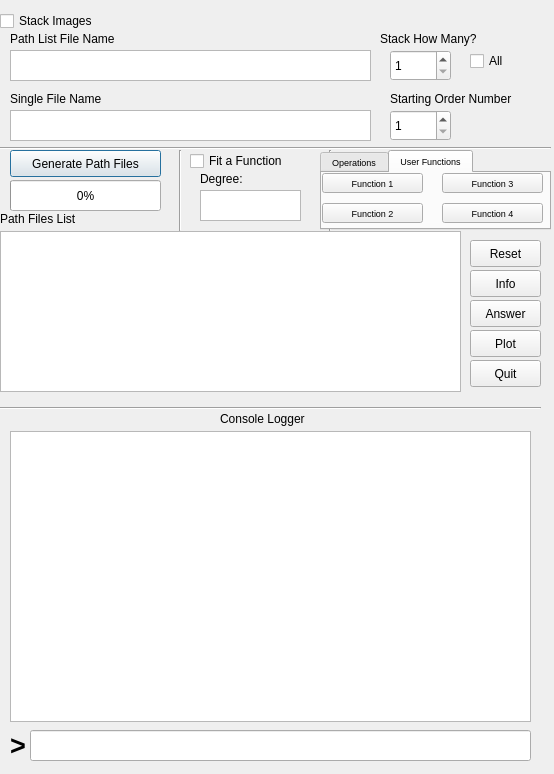
Qt form SecondGui.ui (tboudreaux/PHY-2002) before a commit.
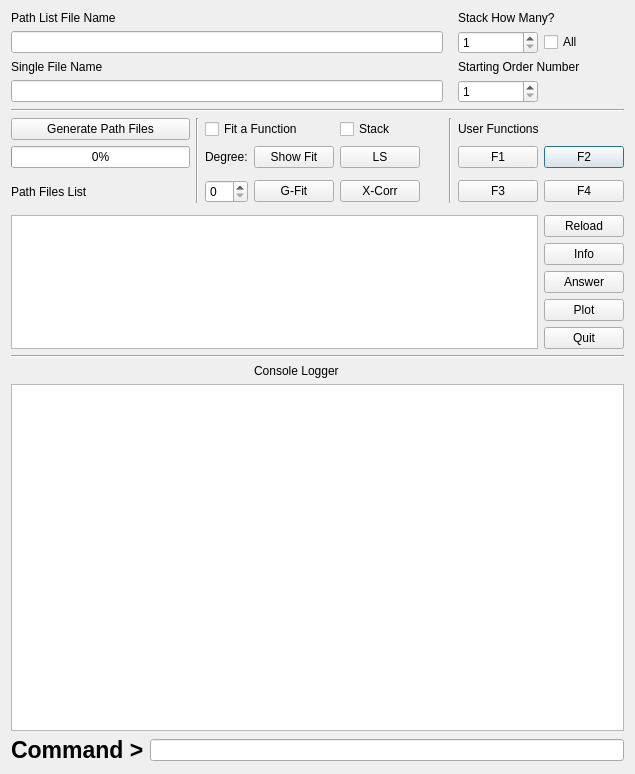
The same form after that commit. The open tabs and pages were chosen to show the change.

Commit message: Signifigant improvements to the UI, converted most of the windows to grid layout so that they can be properly resized, that was a good improvment, have to keep working to get the plots to change size with window size which I don't really know how to do yet, but you know, stuff comes with time

Diff of the .ui file:
```diff
--- a/SecondGui.ui
+++ b/SecondGui.ui
@@ -6,553 +6,288 @@
    <rect>
     <x>0</x>
     <y>0</y>
-    <width>554</width>
+    <width>635</width>
     <height>774</height>
    </rect>
   </property>
   <property name="windowTitle">
    <string>Basic Spectral Plotter</string>
   </property>
-  <widget class="QCheckBox" name="stackIm">
-   <property name="geometry">
-    <rect>
-     <x>0</x>
-     <y>10</y>
-     <width>111</width>
-     <height>22</height>
-    </rect>
-   </property>
-   <property name="text">
-    <string>Stack Images</string>
-   </property>
-  </widget>
-  <widget class="QTextEdit" name="pathListInput">
-   <property name="geometry">
-    <rect>
-     <x>10</x>
-     <y>50</y>
-     <width>361</width>
-     <height>31</height>
-    </rect>
-   </property>
-  </widget>
-  <widget class="QLabel" name="pathListLabel">
-   <property name="geometry">
-    <rect>
-     <x>10</x>
-     <y>30</y>
-     <width>161</width>
-     <height>17</height>
-    </rect>
-   </property>
-   <property name="text">
-    <string>Path List File Name</string>
-   </property>
-  </widget>
-  <widget class="QLabel" name="singleFileLabel">
-   <property name="geometry">
-    <rect>
-     <x>10</x>
-     <y>90</y>
-     <width>121</width>
-     <height>17</height>
-    </rect>
-   </property>
-   <property name="text">
-    <string>Single File Name</string>
-   </property>
-  </widget>
-  <widget class="QTextEdit" name="singleFileInput">
-   <property name="geometry">
-    <rect>
-     <x>10</x>
-     <y>110</y>
-     <width>361</width>
-     <height>31</height>
-    </rect>
-   </property>
-  </widget>
-  <widget class="QSpinBox" name="numStack">
-   <property name="geometry">
-    <rect>
-     <x>390</x>
-     <y>50</y>
-     <width>61</width>
-     <height>31</height>
-    </rect>
-   </property>
-   <property name="minimum">
-    <number>1</number>
-   </property>
-  </widget>
-  <widget class="QCheckBox" name="allStack">
-   <property name="geometry">
-    <rect>
-     <x>470</x>
-     <y>50</y>
-     <width>51</width>
-     <height>22</height>
-    </rect>
-   </property>
-   <property name="text">
-    <string>All</string>
-   </property>
-  </widget>
-  <widget class="QPushButton" name="generatePathFiles">
-   <property name="geometry">
-    <rect>
-     <x>10</x>
-     <y>150</y>
-     <width>151</width>
-     <height>27</height>
-    </rect>
-   </property>
-   <property name="text">
-    <string>Generate Path Files</string>
-   </property>
-  </widget>
-  <widget class="QPushButton" name="quitBut">
-   <property name="geometry">
-    <rect>
-     <x>470</x>
-     <y>360</y>
-     <width>71</width>
-     <height>27</height>
-    </rect>
-   </property>
-   <property name="text">
-    <string>Quit</string>
-   </property>
-  </widget>
-  <widget class="QPushButton" name="plotBut">
-   <property name="geometry">
-    <rect>
-     <x>470</x>
-     <y>330</y>
-     <width>71</width>
-     <height>27</height>
-    </rect>
-   </property>
-   <property name="text">
-    <string>Plot</string>
-   </property>
-  </widget>
-  <widget class="QSpinBox" name="startOrd">
-   <property name="geometry">
-    <rect>
-     <x>390</x>
-     <y>110</y>
-     <width>61</width>
-     <height>31</height>
-    </rect>
-   </property>
-   <property name="minimum">
-    <number>1</number>
-   </property>
-   <property name="maximum">
-    <number>62</number>
-   </property>
-  </widget>
-  <widget class="QLabel" name="label_4">
-   <property name="geometry">
-    <rect>
-     <x>390</x>
-     <y>90</y>
-     <width>161</width>
-     <height>17</height>
-    </rect>
-   </property>
-   <property name="text">
-    <string>Starting Order Number</string>
-   </property>
-  </widget>
-  <widget class="QLabel" name="StackNumberLabel">
-   <property name="geometry">
-    <rect>
-     <x>380</x>
-     <y>30</y>
-     <width>161</width>
-     <height>17</height>
-    </rect>
-   </property>
-   <property name="text">
-    <string>Stack How Many?</string>
-   </property>
-  </widget>
-  <widget class="QProgressBar" name="PathFileProgress">
-   <property name="geometry">
-    <rect>
-     <x>10</x>
-     <y>180</y>
-     <width>151</width>
-     <height>31</height>
-    </rect>
-   </property>
-   <property name="value">
-    <number>0</number>
-   </property>
-  </widget>
-  <widget class="QListWidget" name="listWidget">
-   <property name="geometry">
-    <rect>
-     <x>0</x>
-     <y>231</y>
-     <width>461</width>
-     <height>161</height>
-    </rect>
-   </property>
-  </widget>
-  <widget class="QLabel" name="label">
-   <property name="geometry">
-    <rect>
-     <x>0</x>
-     <y>210</y>
-     <width>111</width>
-     <height>17</height>
-    </rect>
-   </property>
-   <property name="text">
-    <string>Path Files List</string>
-   </property>
-  </widget>
-  <widget class="QCheckBox" name="FunctionFit">
-   <property name="geometry">
-    <rect>
-     <x>190</x>
-     <y>150</y>
-     <width>121</width>
-     <height>22</height>
-    </rect>
-   </property>
-   <property name="text">
-    <string>Fit a Function</string>
-   </property>
-  </widget>
-  <widget class="QPushButton" name="Secret">
-   <property name="geometry">
-    <rect>
-     <x>470</x>
-     <y>300</y>
-     <width>71</width>
-     <height>27</height>
-    </rect>
-   </property>
-   <property name="text">
-    <string>Answer</string>
-   </property>
-  </widget>
-  <widget class="Line" name="line">
-   <property name="geometry">
-    <rect>
-     <x>0</x>
-     <y>140</y>
-     <width>551</width>
-     <height>16</height>
-    </rect>
-   </property>
-   <property name="accessibleName">
-    <string/>
-   </property>
-   <property name="orientation">
-    <enum>Qt::Horizontal</enum>
-   </property>
-  </widget>
-  <widget class="QTextEdit" name="amplitude">
-   <property name="geometry">
-    <rect>
-     <x>200</x>
-     <y>190</y>
-     <width>101</width>
-     <height>31</height>
-    </rect>
-   </property>
-   <property name="toolTip">
-    <string extracomment="Enter the amplitude for the gaussian fit"/>
-   </property>
-   <property name="statusTip">
-    <string extracomment="Amplitude"/>
-   </property>
-   <property name="whatsThis">
-    <string extracomment="Amplitude"/>
-   </property>
-   <property name="accessibleName">
-    <string extracomment="Amplitude"/>
-   </property>
-   <property name="accessibleDescription">
-    <string extracomment="Amplitude"/>
-   </property>
-   <property name="documentTitle">
-    <string extracomment="Amplitude"/>
-   </property>
-  </widget>
-  <widget class="Line" name="line_3">
-   <property name="geometry">
-    <rect>
-     <x>170</x>
-     <y>150</y>
-     <width>20</width>
-     <height>81</height>
-    </rect>
-   </property>
-   <property name="orientation">
-    <enum>Qt::Vertical</enum>
-   </property>
-  </widget>
-  <widget class="QPushButton" name="info">
-   <property name="geometry">
-    <rect>
-     <x>470</x>
-     <y>270</y>
-     <width>71</width>
-     <height>27</height>
-    </rect>
-   </property>
-   <property name="text">
-    <string>Info</string>
-   </property>
-  </widget>
-  <widget class="QLabel" name="label_2">
-   <property name="geometry">
-    <rect>
-     <x>200</x>
-     <y>170</y>
-     <width>91</width>
-     <height>17</height>
-    </rect>
-   </property>
-   <property name="text">
-    <string>Degree:</string>
-   </property>
-  </widget>
-  <widget class="Line" name="line_4">
-   <property name="geometry">
-    <rect>
-     <x>320</x>
-     <y>150</y>
-     <width>20</width>
-     <height>81</height>
-    </rect>
-   </property>
-   <property name="orientation">
-    <enum>Qt::Vertical</enum>
-   </property>
-  </widget>
-  <widget class="QPushButton" name="Reset">
-   <property name="geometry">
-    <rect>
-     <x>470</x>
-     <y>240</y>
-     <width>71</width>
-     <height>27</height>
-    </rect>
-   </property>
-   <property name="text">
-    <string>Reset</string>
-   </property>
-  </widget>
-  <widget class="Line" name="line_2">
-   <property name="geometry">
-    <rect>
-     <x>-10</x>
-     <y>400</y>
-     <width>551</width>
-     <height>16</height>
-    </rect>
-   </property>
-   <property name="accessibleName">
-    <string/>
-   </property>
-   <property name="orientation">
-    <enum>Qt::Horizontal</enum>
-   </property>
-  </widget>
-  <widget class="QTextBrowser" name="consol">
-   <property name="geometry">
-    <rect>
-     <x>10</x>
-     <y>431</y>
-     <width>521</width>
-     <height>291</height>
-    </rect>
-   </property>
-  </widget>
-  <widget class="QLabel" name="label_3">
-   <property name="geometry">
-    <rect>
-     <x>220</x>
-     <y>410</y>
-     <width>111</width>
-     <height>17</height>
-    </rect>
-   </property>
-   <property name="text">
-    <string>Console Logger</string>
-   </property>
-  </widget>
-  <widget class="QLabel" name="label_5">
-   <property name="geometry">
-    <rect>
-     <x>10</x>
-     <y>730</y>
-     <width>21</width>
-     <height>31</height>
-    </rect>
-   </property>
-   <property name="font">
-    <font>
-     <pointsize>20</pointsize>
-     <weight>75</weight>
-     <italic>false</italic>
-     <bold>true</bold>
-     <underline>false</underline>
-    </font>
-   </property>
-   <property name="text">
-    <string>&gt;</string>
-   </property>
-  </widget>
-  <widget class="QLineEdit" name="consolinput">
-   <property name="geometry">
-    <rect>
-     <x>30</x>
-     <y>730</y>
-     <width>501</width>
-     <height>31</height>
-    </rect>
-   </property>
-  </widget>
-  <widget class="QTabWidget" name="tabWidget">
-   <property name="geometry">
-    <rect>
-     <x>320</x>
-     <y>150</y>
-     <width>231</width>
-     <height>80</height>
-    </rect>
-   </property>
-   <property name="font">
-    <font>
-     <pointsize>7</pointsize>
-    </font>
-   </property>
-   <property name="currentIndex">
-    <number>0</number>
-   </property>
-   <widget class="QWidget" name="Operation">
-    <attribute name="title">
-     <string>Operations</string>
-    </attribute>
-    <widget class="QPushButton" name="function2">
-     <property name="geometry">
-      <rect>
-       <x>0</x>
-       <y>30</y>
-       <width>101</width>
-       <height>20</height>
-      </rect>
+  <layout class="QGridLayout" name="gridLayout">
+   <item row="4" column="0" colspan="8">
+    <widget class="QLineEdit" name="singleFileInput"/>
+   </item>
+   <item row="10" column="0" colspan="3">
+    <widget class="QProgressBar" name="PathFileProgress">
+     <property name="value">
+      <number>0</number>
      </property>
+    </widget>
+   </item>
+   <item row="12" column="4">
+    <widget class="QSpinBox" name="amplitude"/>
+   </item>
+   <item row="12" column="0" colspan="2">
+    <widget class="QLabel" name="label">
      <property name="text">
-      <string>C-Correlation</string>
+      <string>Path Files List</string>
      </property>
     </widget>
+   </item>
+   <item row="10" column="4">
+    <widget class="QLabel" name="label_2">
+     <property name="text">
+      <string>Degree:</string>
+     </property>
+    </widget>
+   </item>
+   <item row="10" column="10">
+    <widget class="QPushButton" name="UserFunction2">
+     <property name="text">
+      <string>F2</string>
+     </property>
+    </widget>
+   </item>
+   <item row="10" column="9">
+    <widget class="QPushButton" name="UseFunction1">
+     <property name="text">
+      <string>F1</string>
+     </property>
+    </widget>
+   </item>
+   <item row="9" column="9" colspan="2">
+    <widget class="QLabel" name="label_6">
+     <property name="text">
+      <string>User Functions</string>
+     </property>
+    </widget>
+   </item>
+   <item row="24" column="5" colspan="2">
+    <widget class="QLabel" name="label_3">
+     <property name="text">
+      <string>Console Logger</string>
+     </property>
+    </widget>
+   </item>
+   <item row="2" column="0" colspan="8">
+    <widget class="QLineEdit" name="pathListInput"/>
+   </item>
+   <item row="2" column="10">
+    <widget class="QCheckBox" name="allStack">
+     <property name="text">
+      <string>All</string>
+     </property>
+    </widget>
+   </item>
+   <item row="9" column="8" rowspan="4">
+    <widget class="Line" name="line_5">
+     <property name="orientation">
+      <enum>Qt::Vertical</enum>
+     </property>
+    </widget>
+   </item>
+   <item row="12" column="10">
+    <widget class="QPushButton" name="userFuntion4">
+     <property name="text">
+      <string>F4</string>
+     </property>
+    </widget>
+   </item>
+   <item row="12" column="9">
+    <widget class="QPushButton" name="UserFuntion3">
+     <property name="text">
+      <string>F3</string>
+     </property>
+    </widget>
+   </item>
+   <item row="17" column="10">
+    <widget class="QPushButton" name="info">
+     <property name="text">
+      <string>Info</string>
+     </property>
+    </widget>
+   </item>
+   <item row="2" column="9">
+    <widget class="QSpinBox" name="numStack">
+     <property name="minimum">
+      <number>1</number>
+     </property>
+    </widget>
+   </item>
+   <item row="16" column="0" rowspan="5" colspan="10">
+    <widget class="QListWidget" name="listWidget"/>
+   </item>
+   <item row="15" column="8">
+    <widget class="Line" name="line_4">
+     <property name="orientation">
+      <enum>Qt::Vertical</enum>
+     </property>
+    </widget>
+   </item>
+   <item row="20" column="10">
+    <widget class="QPushButton" name="quitBut">
+     <property name="text">
+      <string>Quit</string>
+     </property>
+    </widget>
+   </item>
+   <item row="16" column="10">
+    <widget class="QPushButton" name="Reset">
+     <property name="text">
+      <string>Reload</string>
+     </property>
+    </widget>
+   </item>
+   <item row="9" column="0" colspan="3">
+    <widget class="QPushButton" name="generatePathFiles">
+     <property name="text">
+      <string>Generate Path Files</string>
+     </property>
+    </widget>
+   </item>
+   <item row="9" column="4" colspan="2">
+    <widget class="QCheckBox" name="FunctionFit">
+     <property name="text">
+      <string>Fit a Function</string>
+     </property>
+    </widget>
+   </item>
+   <item row="9" column="3" rowspan="4">
+    <widget class="Line" name="line_3">
+     <property name="orientation">
+      <enum>Qt::Vertical</enum>
+     </property>
+    </widget>
+   </item>
+   <item row="1" column="9" colspan="2">
+    <widget class="QLabel" name="StackNumberLabel">
+     <property name="text">
+      <string>Stack How Many?</string>
+     </property>
+    </widget>
+   </item>
+   <item row="3" column="9" colspan="2">
+    <widget class="QLabel" name="label_4">
+     <property name="text">
+      <string>Starting Order Number</string>
+     </property>
+    </widget>
+   </item>
+   <item row="3" column="0">
+    <widget class="QLabel" name="singleFileLabel">
+     <property name="text">
+      <string>Single File Name</string>
+     </property>
+    </widget>
+   </item>
+   <item row="12" column="5">
     <widget class="QPushButton" name="function4">
-     <property name="geometry">
-      <rect>
-       <x>120</x>
-       <y>30</y>
-       <width>101</width>
-       <height>20</height>
-      </rect>
-     </property>
      <property name="text">
       <string>G-Fit</string>
      </property>
     </widget>
+   </item>
+   <item row="10" column="5">
     <widget class="QPushButton" name="function1">
-     <property name="geometry">
-      <rect>
-       <x>0</x>
-       <y>0</y>
-       <width>101</width>
-       <height>21</height>
-      </rect>
-     </property>
      <property name="text">
       <string>Show Fit</string>
      </property>
     </widget>
-    <widget class="QPushButton" name="function3">
-     <property name="geometry">
-      <rect>
-       <x>120</x>
-       <y>0</y>
-       <width>101</width>
-       <height>21</height>
-      </rect>
+   </item>
+   <item row="4" column="9">
+    <widget class="QSpinBox" name="startOrd">
+     <property name="minimum">
+      <number>1</number>
      </property>
+     <property name="maximum">
+      <number>62</number>
+     </property>
+    </widget>
+   </item>
+   <item row="19" column="10">
+    <widget class="QPushButton" name="plotBut">
+     <property name="text">
+      <string>Plot</string>
+     </property>
+    </widget>
+   </item>
+   <item row="25" column="0" colspan="11">
+    <widget class="QTextBrowser" name="consol"/>
+   </item>
+   <item row="27" column="0">
+    <widget class="QLabel" name="label_5">
+     <property name="font">
+      <font>
+       <pointsize>17</pointsize>
+       <weight>75</weight>
+       <italic>false</italic>
+       <bold>true</bold>
+      </font>
+     </property>
+     <property name="text">
+      <string>Command &gt;</string>
+     </property>
+    </widget>
+   </item>
+   <item row="12" column="6">
+    <widget class="QPushButton" name="function2">
+     <property name="text">
+      <string>X-Corr</string>
+     </property>
+    </widget>
+   </item>
+   <item row="10" column="6">
+    <widget class="QPushButton" name="LS">
      <property name="text">
       <string>LS</string>
      </property>
     </widget>
-   </widget>
-   <widget class="QWidget" name="UserFunctions">
-    <attribute name="title">
-     <string>User Functions</string>
-    </attribute>
-    <widget class="QPushButton" name="UserFunction2">
-     <property name="geometry">
-      <rect>
-       <x>0</x>
-       <y>30</y>
-       <width>101</width>
-       <height>20</height>
-      </rect>
+   </item>
+   <item row="21" column="0" rowspan="2" colspan="11">
+    <widget class="Line" name="line_2">
+     <property name="accessibleName">
+      <string/>
      </property>
-     <property name="text">
-      <string>Function 2</string>
+     <property name="orientation">
+      <enum>Qt::Horizontal</enum>
      </property>
     </widget>
-    <widget class="QPushButton" name="UseFunction1">
-     <property name="geometry">
-      <rect>
-       <x>0</x>
-       <y>0</y>
-       <width>101</width>
-       <height>20</height>
-      </rect>
+   </item>
+   <item row="5" column="0" rowspan="3" colspan="11">
+    <widget class="Line" name="line">
+     <property name="accessibleName">
+      <string/>
      </property>
-     <property name="text">
-      <string>Function 1</string>
+     <property name="orientation">
+      <enum>Qt::Horizontal</enum>
      </property>
     </widget>
-    <widget class="QPushButton" name="UserFuntion3">
-     <property name="geometry">
-      <rect>
-       <x>120</x>
-       <y>0</y>
-       <width>101</width>
-       <height>20</height>
-      </rect>
-     </property>
+   </item>
+   <item row="18" column="10">
+    <widget class="QPushButton" name="Secret">
      <property name="text">
-      <string>Function 3</string>
+      <string>Answer</string>
      </property>
     </widget>
-    <widget class="QPushButton" name="userFuntion4">
-     <property name="geometry">
-      <rect>
-       <x>120</x>
-       <y>30</y>
-       <width>101</width>
-       <height>20</height>
-      </rect>
+   </item>
+   <item row="9" column="6">
+    <widget class="QCheckBox" name="stackIm">
+     <property name="text">
+      <string>Stack</string>
      </property>
+    </widget>
+   </item>
+   <item row="1" column="0">
+    <widget class="QLabel" name="pathListLabel">
      <property name="text">
-      <string>Function 4</string>
+      <string>Path List File Name</string>
      </property>
     </widget>
-   </widget>
-  </widget>
+   </item>
+   <item row="27" column="1" colspan="10">
+    <widget class="QLineEdit" name="consolinput"/>
+   </item>
+  </layout>
  </widget>
  <resources/>
  <connections/>
```
The commit also changes 10 other files.
